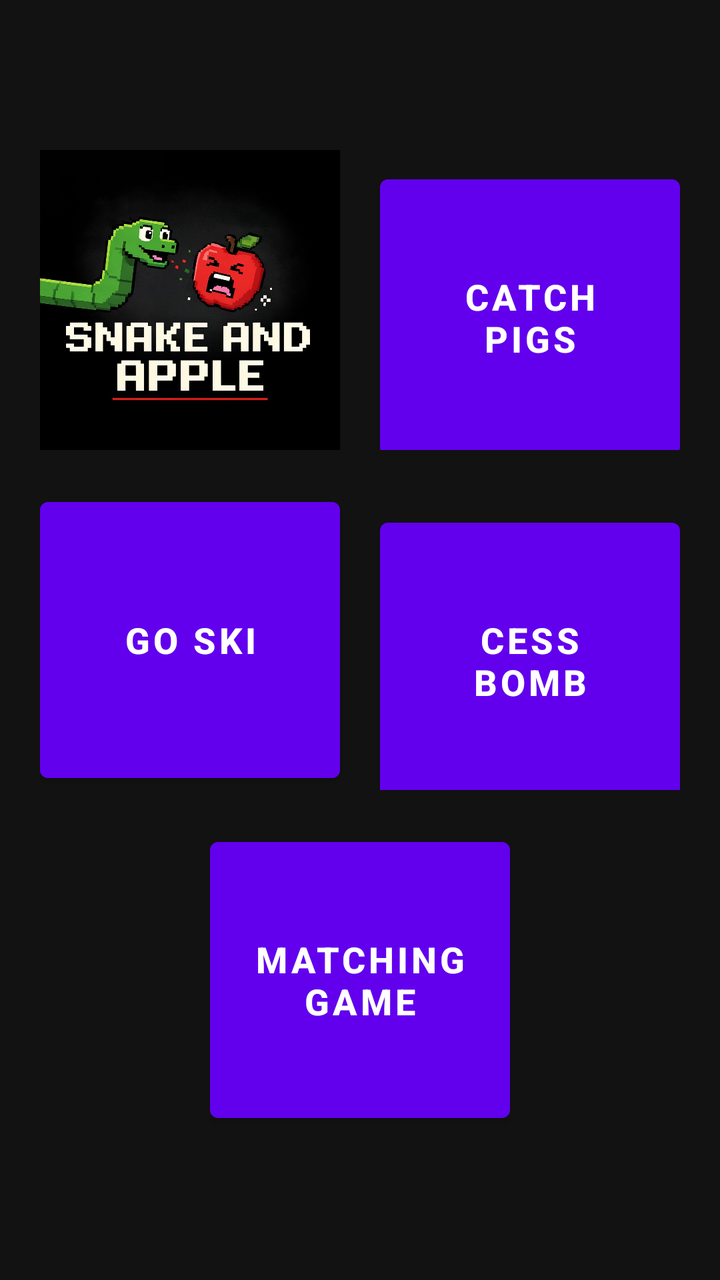
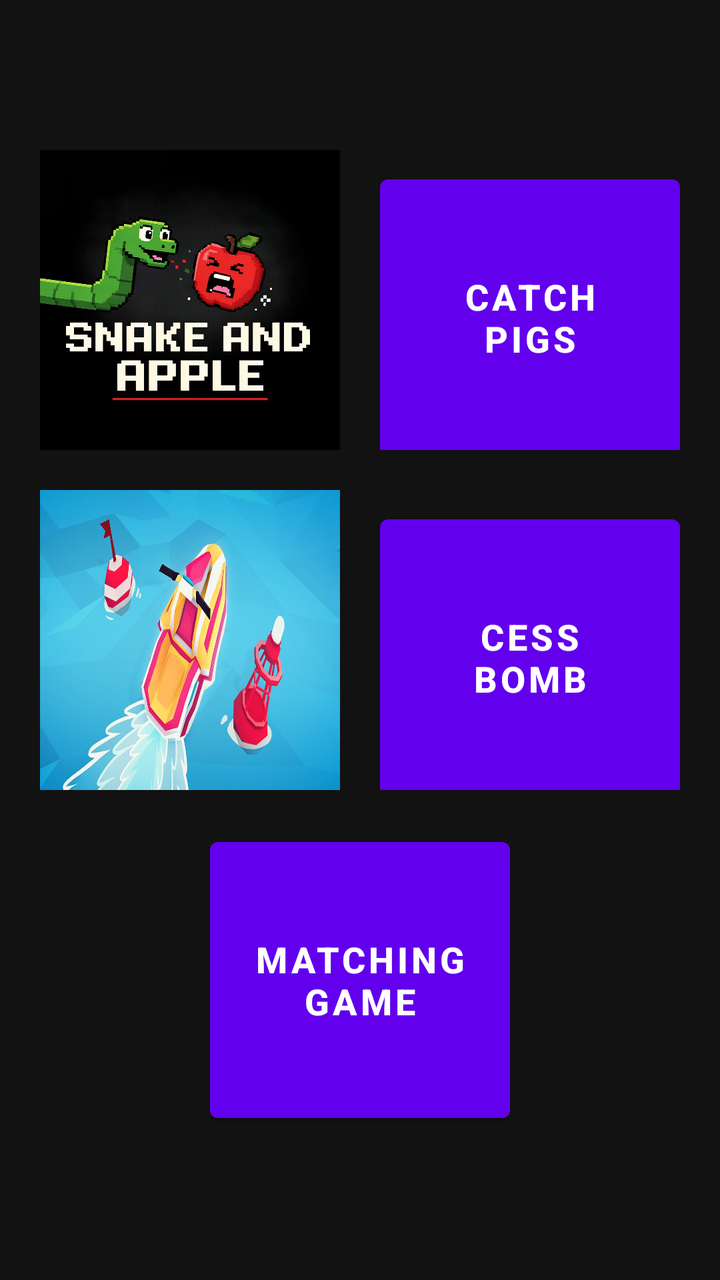

Screens rendered from an Android XML layout before and after an edit, with the pre-edit source and the edit as a unified diff.
<!-- AndroidManifest.xml: application theme Theme.SummertimeParty -->
<!-- res/layout/activity_main.xml -->
<?xml version="1.0" encoding="utf-8"?>
<LinearLayout xmlns:android="http://schemas.android.com/apk/res/android"
    android:layout_width="match_parent"
    android:layout_height="match_parent"
    xmlns:app="http://schemas.android.com/apk/res-auto"
    android:orientation="vertical"
    android:gravity="center"
    android:background="#121212">

    
    <LinearLayout
        android:layout_width="wrap_content"
        android:layout_height="wrap_content"
        android:orientation="horizontal"
        android:layout_marginBottom="20dp">

        <Button
            android:id="@+id/btnSnake"
            android:layout_width="150dp"
            android:layout_height="150dp"
            android:background="@drawable/snakeandapplegamelogo"
            app:backgroundTint="@null"
            android:layout_marginEnd="20dp" />

        <Button
            android:id="@+id/btnPig"
            android:layout_width="150dp"
            android:layout_height="150dp"
            android:text="Catch\nPigs"
            android:textSize="18sp"
            android:textStyle="bold" />
    </LinearLayout>

    
    <LinearLayout
        android:layout_width="wrap_content"
        android:layout_height="wrap_content"
        android:orientation="horizontal"
        android:layout_marginBottom="20dp">

        <Button
            android:id="@+id/btnGoSki"
            android:layout_width="150dp"
            android:layout_height="150dp"
            android:text="Go Ski"
            android:textSize="18sp"
            android:textStyle="bold"
            android:layout_marginEnd="20dp" />

        <Button
            android:id="@+id/btnCessBomb"
            android:layout_width="150dp"
            android:layout_height="150dp"
            android:text="Cess\nBomb"
            android:textSize="18sp"
            android:textStyle="bold" />
    </LinearLayout>

    
    <LinearLayout
        android:layout_width="wrap_content"
        android:layout_height="wrap_content"
        android:orientation="horizontal">

        <Button
            android:id="@+id/btnMatching"
            android:layout_width="150dp"
            android:layout_height="150dp"
            android:text="Matching\nGame"
            android:textSize="18sp"
            android:textStyle="bold" />
    </LinearLayout>

</LinearLayout>
<!-- resources referenced by this layout -->
<resources>
  <!-- drawable snakeandapplegamelogo: jpg bitmap (drawable, 189242 bytes) -->
  <style name="Theme.SummertimeParty" parent="Theme.MaterialComponents.DayNight.DarkActionBar">
          
          <item name="colorPrimary">@color/purple_500</item>
          <item name="colorPrimaryVariant">@color/purple_700</item>
          <item name="colorOnPrimary">@color/white</item>
          
          <item name="colorSecondary">@color/teal_200</item>
          <item name="colorSecondaryVariant">@color/teal_700</item>
          <item name="colorOnSecondary">@color/black</item>
          
          <item name="android:statusBarColor">?attr/colorPrimaryVariant</item>
          
      </style>
  <color name="purple_500">#FF6200EE</color>
  <color name="purple_700">#FF3700B3</color>
  <color name="white">#FFFFFFFF</color>
  <color name="teal_200">#FF03DAC5</color>
  <color name="teal_700">#FF018786</color>
  <color name="black">#FF000000</color>
</resources>

<!-- the commit's change to res/layout/activity_main.xml (unified diff, before → after) -->
@@ -42,10 +42,9 @@
             android:id="@+id/btnGoSki"
             android:layout_width="150dp"
             android:layout_height="150dp"
-            android:text="Go Ski"
-            android:textSize="18sp"
-            android:textStyle="bold"
-            android:layout_marginEnd="20dp" />
+            android:layout_marginEnd="20dp"
+            android:background="@drawable/go_ski_logo"
+            app:backgroundTint="@null" />
 
         <Button
             android:id="@+id/btnCessBomb"
<!-- resource entries referenced after the edit -->
@@ -1,5 +1,6 @@
 <!-- resources referenced by this layout -->
 <resources>
+  <!-- drawable go_ski_logo: png bitmap (drawable, 45135 bytes) -->
   <!-- drawable snakeandapplegamelogo: jpg bitmap (drawable, 189242 bytes) -->
   <style name="Theme.SummertimeParty" parent="Theme.MaterialComponents.DayNight.DarkActionBar">
           
